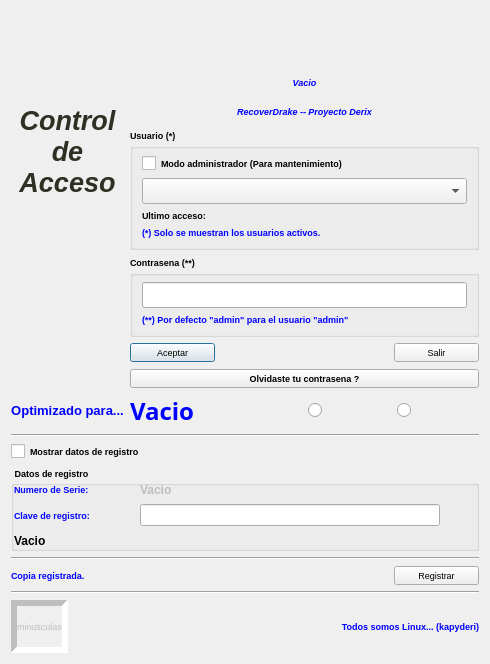
Above: acceso.ui from kapyderi/recoverdrake-v3 before the change. Below: the same form after it.
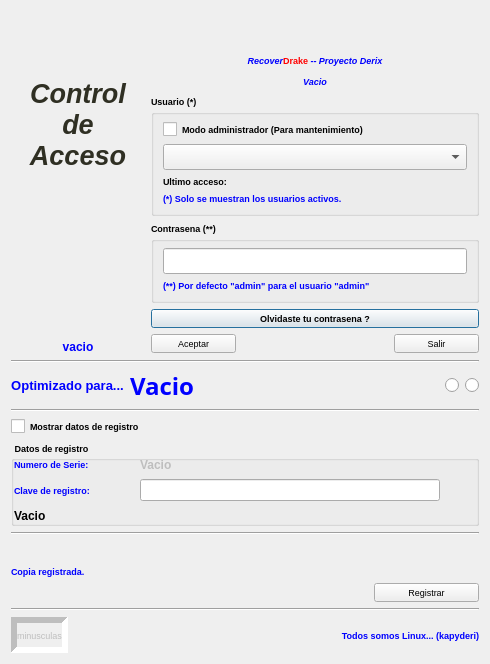
That is the form after the change. Icons and pictures are not drawn.

Diff of the .ui file:
```diff
--- a/acceso.ui
+++ b/acceso.ui
@@ -49,8 +49,143 @@
   <property name="modal">
    <bool>false</bool>
   </property>
-  <layout class="QGridLayout" name="gridLayout_7">
-   <item row="2" column="1" colspan="4">
+  <layout class="QGridLayout" name="gridLayout_12">
+   <item row="0" column="0" rowspan="4">
+    <layout class="QGridLayout" name="gridLayout_11">
+     <item row="0" column="0" rowspan="2" colspan="2">
+      <widget class="QLabel" name="label_7">
+       <property name="text">
+        <string>&lt;!DOCTYPE HTML PUBLIC &quot;-//W3C//DTD HTML 4.0//EN&quot; &quot;http://www.w3.org/TR/REC-html40/strict.dtd&quot;&gt;
+&lt;html&gt;&lt;head&gt;&lt;meta name=&quot;qrichtext&quot; content=&quot;1&quot; /&gt;&lt;style type=&quot;text/css&quot;&gt;
+p, li { white-space: pre-wrap; }
+&lt;/style&gt;&lt;/head&gt;&lt;body style=&quot; font-family:'Sans Serif'; font-size:8pt; font-weight:400; font-style:normal;&quot;&gt;
+&lt;p align=&quot;center&quot; style=&quot; margin-top:0px; margin-bottom:0px; margin-left:0px; margin-right:0px; -qt-block-indent:0; text-indent:0px;&quot;&gt;&lt;img src=&quot;:/Imagenes/stop.png&quot; width=&quot;75&quot; height=&quot;75&quot; /&gt;&lt;/p&gt;
+&lt;p align=&quot;center&quot; style=&quot; margin-top:0px; margin-bottom:0px; margin-left:0px; margin-right:0px; -qt-block-indent:0; text-indent:0px;&quot;&gt;&lt;span style=&quot; font-size:20pt; font-weight:600; font-style:italic; color:#2f2f23;&quot;&gt;Control&lt;/span&gt;&lt;/p&gt;
+&lt;p align=&quot;center&quot; style=&quot; margin-top:0px; margin-bottom:0px; margin-left:0px; margin-right:0px; -qt-block-indent:0; text-indent:0px;&quot;&gt;&lt;span style=&quot; font-size:20pt; font-weight:600; font-style:italic; color:#2f2f23;&quot;&gt;de&lt;/span&gt;&lt;/p&gt;
+&lt;p align=&quot;center&quot; style=&quot; margin-top:0px; margin-bottom:0px; margin-left:0px; margin-right:0px; -qt-block-indent:0; text-indent:0px;&quot;&gt;&lt;span style=&quot; font-size:20pt; font-weight:600; font-style:italic; color:#2f2f23;&quot;&gt;Acceso&lt;/span&gt;&lt;/p&gt;
+&lt;p align=&quot;center&quot; style=&quot;-qt-paragraph-type:empty; margin-top:0px; margin-bottom:0px; margin-left:0px; margin-right:0px; -qt-block-indent:0; text-indent:0px; font-size:9pt;&quot;&gt;&lt;br /&gt;&lt;/p&gt;
+&lt;p align=&quot;center&quot; style=&quot;-qt-paragraph-type:empty; margin-top:0px; margin-bottom:0px; margin-left:0px; margin-right:0px; -qt-block-indent:0; text-indent:0px; font-size:9pt;&quot;&gt;&lt;br /&gt;&lt;/p&gt;
+&lt;p align=&quot;center&quot; style=&quot; margin-top:0px; margin-bottom:0px; margin-left:0px; margin-right:0px; -qt-block-indent:0; text-indent:0px;&quot;&gt;&lt;img src=&quot;:/Imagenes/URI_www_kapyderi_blogspog.png&quot; width=&quot;75&quot; height=&quot;75&quot; /&gt;&lt;/p&gt;
+&lt;p align=&quot;center&quot; style=&quot;-qt-paragraph-type:empty; margin-top:0px; margin-bottom:0px; margin-left:0px; margin-right:0px; -qt-block-indent:0; text-indent:0px; font-size:9pt;&quot;&gt;&lt;br /&gt;&lt;/p&gt;
+&lt;p align=&quot;center&quot; style=&quot;-qt-paragraph-type:empty; margin-top:0px; margin-bottom:0px; margin-left:0px; margin-right:0px; -qt-block-indent:0; text-indent:0px; font-size:9pt;&quot;&gt;&lt;br /&gt;&lt;/p&gt;
+&lt;p align=&quot;center&quot; style=&quot; margin-top:0px; margin-bottom:0px; margin-left:0px; margin-right:0px; -qt-block-indent:0; text-indent:0px;&quot;&gt;&lt;img src=&quot;:/Imagenes/hibrido.png&quot; /&gt;&lt;/p&gt;
+&lt;p align=&quot;center&quot; style=&quot;-qt-paragraph-type:empty; margin-top:0px; margin-bottom:0px; margin-left:0px; margin-right:0px; -qt-block-indent:0; text-indent:0px; font-size:9pt;&quot;&gt;&lt;br /&gt;&lt;/p&gt;&lt;/body&gt;&lt;/html&gt;</string>
+       </property>
+       <property name="alignment">
+        <set>Qt::AlignCenter</set>
+       </property>
+      </widget>
+     </item>
+     <item row="2" column="0" colspan="2">
+      <widget class="QLabel" name="label_20">
+       <property name="sizePolicy">
+        <sizepolicy hsizetype="Preferred" vsizetype="Fixed">
+         <horstretch>0</horstretch>
+         <verstretch>0</verstretch>
+        </sizepolicy>
+       </property>
+       <property name="font">
+        <font>
+         <pointsize>9</pointsize>
+         <weight>75</weight>
+         <bold>true</bold>
+        </font>
+       </property>
+       <property name="styleSheet">
+        <string notr="true">font: 9pt &quot;Sans Serif&quot;;
+color: rgb(0, 0, 255);
+font: bold;
+</string>
+       </property>
+       <property name="text">
+        <string>vacio</string>
+       </property>
+       <property name="alignment">
+        <set>Qt::AlignCenter</set>
+       </property>
+      </widget>
+     </item>
+    </layout>
+   </item>
+   <item row="0" column="1" colspan="3">
+    <widget class="QLabel" name="label_3">
+     <property name="text">
+      <string>&lt;!DOCTYPE HTML PUBLIC &quot;-//W3C//DTD HTML 4.0//EN&quot; &quot;http://www.w3.org/TR/REC-html40/strict.dtd&quot;&gt;
+&lt;html&gt;&lt;head&gt;&lt;meta name=&quot;qrichtext&quot; content=&quot;1&quot; /&gt;&lt;style type=&quot;text/css&quot;&gt;
+p, li { white-space: pre-wrap; }
+&lt;/style&gt;&lt;/head&gt;&lt;body style=&quot; font-family:'Sans Serif'; font-size:8pt; font-weight:400; font-style:normal;&quot;&gt;
+&lt;p align=&quot;center&quot; style=&quot; margin-top:0px; margin-bottom:0px; margin-left:0px; margin-right:0px; -qt-block-indent:0; text-indent:0px;&quot;&gt;&lt;img src=&quot;:/Imagenes/RDrake1.png&quot; width=&quot;310&quot; height=&quot;100&quot; /&gt;&lt;/p&gt;&lt;/body&gt;&lt;/html&gt;</string>
+     </property>
+    </widget>
+   </item>
+   <item row="2" column="1" colspan="3">
+    <layout class="QGridLayout" name="gridLayout_9">
+     <item row="1" column="0">
+      <widget class="QGroupBox" name="groupBox_2">
+       <property name="font">
+        <font>
+         <weight>75</weight>
+         <bold>true</bold>
+        </font>
+       </property>
+       <property name="title">
+        <string>Contrasena (**)</string>
+       </property>
+       <layout class="QGridLayout" name="gridLayout_8">
+        <item row="0" column="0">
+         <layout class="QGridLayout" name="gridLayout_2">
+          <item row="0" column="0">
+           <widget class="QLineEdit" name="lineEdit_2">
+            <property name="sizePolicy">
+             <sizepolicy hsizetype="Preferred" vsizetype="Fixed">
+              <horstretch>0</horstretch>
+              <verstretch>0</verstretch>
+             </sizepolicy>
+            </property>
+            <property name="font">
+             <font>
+              <family>Sans Serif</family>
+              <pointsize>10</pointsize>
+              <weight>75</weight>
+              <italic>false</italic>
+              <bold>true</bold>
+             </font>
+            </property>
+            <property name="toolTip">
+             <string>Clave de acceso del usuario seleccionado</string>
+            </property>
+            <property name="statusTip">
+             <string>Clave de acceso del usuario seleccionado</string>
+            </property>
+            <property name="whatsThis">
+             <string>Clave de acceso del usuario seleccionado</string>
+            </property>
+            <property name="styleSheet">
+             <string notr="true">font: 10pt &quot;Sans Serif&quot;;
+font: Bold;</string>
+            </property>
+            <property name="echoMode">
+             <enum>QLineEdit::Password</enum>
+            </property>
+           </widget>
+          </item>
+          <item row="1" column="0">
+           <widget class="QLabel" name="label_2">
+            <property name="text">
+             <string>&lt;!DOCTYPE HTML PUBLIC &quot;-//W3C//DTD HTML 4.0//EN&quot; &quot;http://www.w3.org/TR/REC-html40/strict.dtd&quot;&gt;
+&lt;html&gt;&lt;head&gt;&lt;meta name=&quot;qrichtext&quot; content=&quot;1&quot; /&gt;&lt;style type=&quot;text/css&quot;&gt;
+p, li { white-space: pre-wrap; }
+&lt;/style&gt;&lt;/head&gt;&lt;body style=&quot; font-family:'Sans Serif'; font-size:9pt; font-weight:400; font-style:normal;&quot;&gt;
+&lt;p style=&quot; margin-top:0px; margin-bottom:0px; margin-left:0px; margin-right:0px; -qt-block-indent:0; text-indent:0px;&quot;&gt;&lt;span style=&quot; font-size:7pt; font-weight:600; color:#0000ff;&quot;&gt;(**) Por defecto &amp;quot;admin&amp;quot; para el usuario &amp;quot;admin&amp;quot;&lt;/span&gt;&lt;/p&gt;&lt;/body&gt;&lt;/html&gt;</string>
+            </property>
+           </widget>
+          </item>
+         </layout>
+        </item>
+       </layout>
+      </widget>
+     </item>
+     <item row="0" column="0">
     <widget class="QGroupBox" name="groupBox">
      <property name="font">
       <font>
@@ -153,37 +288,8 @@
      </layout>
     </widget>
    </item>
-   <item row="3" column="1" colspan="4">
-    <widget class="QGroupBox" name="groupBox_2">
-     <property name="font">
-      <font>
-       <weight>75</weight>
-       <bold>true</bold>
-      </font>
-     </property>
-     <property name="title">
-      <string>Contrasena (**)</string>
-     </property>
-     <layout class="QGridLayout" name="gridLayout_8">
-      <item row="0" column="0">
-       <layout class="QGridLayout" name="gridLayout_2">
-        <item row="0" column="0">
-         <widget class="QLineEdit" name="lineEdit_2">
-          <property name="sizePolicy">
-           <sizepolicy hsizetype="Preferred" vsizetype="Fixed">
-            <horstretch>0</horstretch>
-            <verstretch>0</verstretch>
-           </sizepolicy>
-          </property>
-          <property name="font">
-           <font>
-            <family>Sans Serif</family>
-            <pointsize>10</pointsize>
-            <weight>75</weight>
-            <italic>false</italic>
-            <bold>true</bold>
-           </font>
-          </property>
+     <item row="2" column="0">
+      <widget class="QPushButton" name="pushButton_3">
           <property name="toolTip">
            <string>Clave de acceso del usuario seleccionado</string>
           </property>
@@ -194,107 +300,31 @@
            <string>Clave de acceso del usuario seleccionado</string>
           </property>
           <property name="styleSheet">
-           <string notr="true">font: 10pt &quot;Sans Serif&quot;;
-font: Bold;</string>
-          </property>
-          <property name="echoMode">
-           <enum>QLineEdit::Password</enum>
-          </property>
-         </widget>
-        </item>
-        <item row="1" column="0">
-         <widget class="QLabel" name="label_2">
+        <string notr="true">font: 9pt &quot;Sans Serif&quot;;
+font: bold;</string>
+       </property>
           <property name="text">
-           <string>&lt;!DOCTYPE HTML PUBLIC &quot;-//W3C//DTD HTML 4.0//EN&quot; &quot;http://www.w3.org/TR/REC-html40/strict.dtd&quot;&gt;
-&lt;html&gt;&lt;head&gt;&lt;meta name=&quot;qrichtext&quot; content=&quot;1&quot; /&gt;&lt;style type=&quot;text/css&quot;&gt;
-p, li { white-space: pre-wrap; }
-&lt;/style&gt;&lt;/head&gt;&lt;body style=&quot; font-family:'Sans Serif'; font-size:9pt; font-weight:400; font-style:normal;&quot;&gt;
-&lt;p style=&quot; margin-top:0px; margin-bottom:0px; margin-left:0px; margin-right:0px; -qt-block-indent:0; text-indent:0px;&quot;&gt;&lt;span style=&quot; font-size:7pt; font-weight:600; color:#0000ff;&quot;&gt;(**) Por defecto &amp;quot;admin&amp;quot; para el usuario &amp;quot;admin&amp;quot;&lt;/span&gt;&lt;/p&gt;&lt;/body&gt;&lt;/html&gt;</string>
+        <string>Olvidaste tu contrasena ?</string>
           </property>
          </widget>
         </item>
        </layout>
       </item>
-     </layout>
-    </widget>
-   </item>
-   <item row="4" column="2" colspan="2">
-    <spacer name="horizontalSpacer">
+   <item row="4" column="0" colspan="4">
+    <widget class="Line" name="line_5">
      <property name="orientation">
       <enum>Qt::Horizontal</enum>
      </property>
-     <property name="sizeHint" stdset="0">
-      <size>
-       <width>40</width>
-       <height>20</height>
-      </size>
-     </property>
-    </spacer>
+    </widget>
    </item>
-   <item row="7" column="0" colspan="5">
+   <item row="6" column="0" colspan="4">
     <widget class="Line" name="line">
      <property name="orientation">
       <enum>Qt::Horizontal</enum>
      </property>
     </widget>
    </item>
-   <item row="4" column="1">
-    <widget class="QPushButton" name="pushButton">
-     <property name="minimumSize">
-      <size>
-       <width>85</width>
-       <height>0</height>
-      </size>
-     </property>
-     <property name="maximumSize">
-      <size>
-       <width>85</width>
-       <height>16777215</height>
-      </size>
-     </property>
-     <property name="toolTip">
-      <string>Continuar con RecoverDrake</string>
-     </property>
-     <property name="statusTip">
-      <string>Continuar con RecoverDrake</string>
-     </property>
-     <property name="whatsThis">
-      <string>Continuar con RecoverDrake</string>
-     </property>
-     <property name="text">
-      <string>Aceptar</string>
-     </property>
-     <property name="icon">
-      <iconset resource="recoverdrake.qrc">
-       <normaloff>:/Imagenes/good.png</normaloff>:/Imagenes/good.png</iconset>
-     </property>
-     <property name="iconSize">
-      <size>
-       <width>25</width>
-       <height>25</height>
-      </size>
-     </property>
-    </widget>
-   </item>
-   <item row="13" column="0" colspan="5">
-    <widget class="Line" name="line_3">
-     <property name="orientation">
-      <enum>Qt::Horizontal</enum>
-     </property>
-    </widget>
-   </item>
-   <item row="0" column="1" colspan="4">
-    <widget class="QLabel" name="label_3">
-     <property name="text">
-      <string>&lt;!DOCTYPE HTML PUBLIC &quot;-//W3C//DTD HTML 4.0//EN&quot; &quot;http://www.w3.org/TR/REC-html40/strict.dtd&quot;&gt;
-&lt;html&gt;&lt;head&gt;&lt;meta name=&quot;qrichtext&quot; content=&quot;1&quot; /&gt;&lt;style type=&quot;text/css&quot;&gt;
-p, li { white-space: pre-wrap; }
-&lt;/style&gt;&lt;/head&gt;&lt;body style=&quot; font-family:'Sans Serif'; font-size:8pt; font-weight:400; font-style:normal;&quot;&gt;
-&lt;p align=&quot;center&quot; style=&quot; margin-top:0px; margin-bottom:0px; margin-left:0px; margin-right:0px; -qt-block-indent:0; text-indent:0px;&quot;&gt;&lt;img src=&quot;:/Imagenes/RDrake1.png&quot; width=&quot;310&quot; height=&quot;100&quot; /&gt;&lt;/p&gt;&lt;/body&gt;&lt;/html&gt;</string>
-     </property>
-    </widget>
-   </item>
-   <item row="8" column="0" colspan="2">
+   <item row="7" column="0">
     <widget class="QCheckBox" name="checkBox_2">
      <property name="toolTip">
       <string>Muestra el el numero de serie y el registro</string>
@@ -314,14 +344,56 @@
      </property>
     </widget>
    </item>
-   <item row="11" column="0" colspan="5">
+   <item row="9" column="0" colspan="4">
     <widget class="Line" name="line_2">
      <property name="orientation">
       <enum>Qt::Horizontal</enum>
      </property>
     </widget>
    </item>
-   <item row="14" column="0">
+   <item row="10" column="0" rowspan="2">
+    <layout class="QGridLayout" name="gridLayout_5">
+     <item row="0" column="1">
+      <widget class="QLabel" name="label_12">
+       <property name="styleSheet">
+        <string notr="true">font: 12pt &quot;Sans Serif&quot;;
+color: rgb(0, 0, 255);
+font: bold;</string>
+       </property>
+       <property name="text">
+        <string>Copia registrada.</string>
+       </property>
+       <property name="alignment">
+        <set>Qt::AlignLeading|Qt::AlignLeft|Qt::AlignVCenter</set>
+       </property>
+      </widget>
+     </item>
+    </layout>
+   </item>
+   <item row="11" column="3">
+    <widget class="QPushButton" name="pushButton_4">
+     <property name="toolTip">
+      <string>Genera clave y registra al ser un programa totalmente gratuito</string>
+     </property>
+     <property name="statusTip">
+      <string>Genera clave y registra al ser un programa totalmente gratuito</string>
+     </property>
+     <property name="whatsThis">
+      <string>Genera clave y registra al ser un programa totalmente gratuito</string>
+     </property>
+     <property name="text">
+      <string>Registrar</string>
+     </property>
+    </widget>
+   </item>
+   <item row="12" column="0" colspan="4">
+    <widget class="Line" name="line_3">
+     <property name="orientation">
+      <enum>Qt::Horizontal</enum>
+     </property>
+    </widget>
+   </item>
+   <item row="13" column="0">
     <widget class="QLabel" name="label_16">
      <property name="enabled">
       <bool>false</bool>
@@ -364,80 +436,7 @@
      </property>
     </widget>
    </item>
-   <item row="1" column="1" colspan="4">
-    <layout class="QGridLayout" name="gridLayout_3">
-     <item row="0" column="0">
-      <widget class="QLabel" name="label_6">
-       <property name="styleSheet">
-        <string notr="true">font: 9pt &quot;Sans Serif&quot;;
-color: rgb(0, 0, 255);
-font: bold italic;</string>
-       </property>
-       <property name="text">
-        <string>Vacio</string>
-       </property>
-       <property name="alignment">
-        <set>Qt::AlignCenter</set>
-       </property>
-      </widget>
-     </item>
-     <item row="1" column="0">
-      <widget class="QLabel" name="label_15">
-       <property name="styleSheet">
-        <string notr="true">font: 9pt &quot;Sans Serif&quot;;
-color: rgb(0, 0, 255);
-font: bold italic;</string>
-       </property>
-       <property name="text">
-        <string>RecoverDrake -- Proyecto Derix</string>
-       </property>
-       <property name="alignment">
-        <set>Qt::AlignCenter</set>
-       </property>
-      </widget>
-     </item>
-    </layout>
-   </item>
-   <item row="5" column="1" colspan="4">
-    <widget class="QPushButton" name="pushButton_3">
-     <property name="toolTip">
-      <string>Recuperar usuario</string>
-     </property>
-     <property name="statusTip">
-      <string>Recuperar usuario</string>
-     </property>
-     <property name="whatsThis">
-      <string>Recuperar usuario</string>
-     </property>
-     <property name="styleSheet">
-      <string notr="true">font: 9pt &quot;Sans Serif&quot;;
-font: bold;</string>
-     </property>
-     <property name="text">
-      <string>Olvidaste tu contrasena ?</string>
-     </property>
-    </widget>
-   </item>
-   <item row="12" column="0">
-    <layout class="QGridLayout" name="gridLayout_5">
-     <item row="0" column="1">
-      <widget class="QLabel" name="label_12">
-       <property name="styleSheet">
-        <string notr="true">font: 12pt &quot;Sans Serif&quot;;
-color: rgb(0, 0, 255);
-font: bold;</string>
-       </property>
-       <property name="text">
-        <string>Copia registrada.</string>
-       </property>
-       <property name="alignment">
-        <set>Qt::AlignLeading|Qt::AlignLeft|Qt::AlignVCenter</set>
-       </property>
-      </widget>
-     </item>
-    </layout>
-   </item>
-   <item row="14" column="1" colspan="4">
+   <item row="13" column="1" colspan="3">
     <widget class="QLabel" name="label_17">
      <property name="styleSheet">
       <string notr="true">font: 12pt &quot;Sans Serif&quot;;
@@ -452,8 +451,22 @@
      </property>
     </widget>
    </item>
-   <item row="12" column="4">
-    <widget class="QPushButton" name="pushButton_4">
+   <item row="3" column="1" colspan="3">
+    <layout class="QGridLayout" name="gridLayout_7">
+     <item row="0" column="0">
+      <widget class="QPushButton" name="pushButton">
+       <property name="minimumSize">
+        <size>
+         <width>85</width>
+         <height>0</height>
+        </size>
+       </property>
+       <property name="maximumSize">
+        <size>
+         <width>85</width>
+         <height>16777215</height>
+        </size>
+       </property>
      <property name="toolTip">
       <string>Genera clave y registra al ser un programa totalmente gratuito</string>
      </property>
@@ -464,11 +477,34 @@
       <string>Genera clave y registra al ser un programa totalmente gratuito</string>
      </property>
      <property name="text">
-      <string>Registrar</string>
+        <string>Aceptar</string>
+       </property>
+       <property name="icon">
+        <iconset resource="recoverdrake.qrc">
+         <normaloff>:/Imagenes/good.png</normaloff>:/Imagenes/good.png</iconset>
+       </property>
+       <property name="iconSize">
+        <size>
+         <width>25</width>
+         <height>25</height>
+        </size>
      </property>
     </widget>
    </item>
-   <item row="4" column="4">
+     <item row="0" column="1">
+      <spacer name="horizontalSpacer">
+       <property name="orientation">
+        <enum>Qt::Horizontal</enum>
+       </property>
+       <property name="sizeHint" stdset="0">
+        <size>
+         <width>40</width>
+         <height>20</height>
+        </size>
+       </property>
+      </spacer>
+     </item>
+     <item row="0" column="2">
     <widget class="QPushButton" name="pushButton_2">
      <property name="minimumSize">
       <size>
@@ -500,203 +536,45 @@
      </property>
     </widget>
    </item>
-   <item row="6" column="1" colspan="2">
-    <widget class="QLabel" name="label_4">
-     <property name="palette">
-      <palette>
-       <active>
-        <colorrole role="WindowText">
-         <brush brushstyle="SolidPattern">
-          <color alpha="255">
-           <red>0</red>
-           <green>0</green>
-           <blue>255</blue>
-          </color>
-         </brush>
-        </colorrole>
-        <colorrole role="Button">
-         <brush brushstyle="SolidPattern">
-          <color alpha="255">
-           <red>170</red>
-           <green>170</green>
-           <blue>127</blue>
-          </color>
-         </brush>
-        </colorrole>
-        <colorrole role="Text">
-         <brush brushstyle="SolidPattern">
-          <color alpha="255">
-           <red>0</red>
-           <green>0</green>
-           <blue>255</blue>
-          </color>
-         </brush>
-        </colorrole>
-        <colorrole role="ButtonText">
-         <brush brushstyle="SolidPattern">
-          <color alpha="255">
-           <red>0</red>
-           <green>0</green>
-           <blue>255</blue>
-          </color>
-         </brush>
-        </colorrole>
-        <colorrole role="Base">
-         <brush brushstyle="SolidPattern">
-          <color alpha="255">
-           <red>170</red>
-           <green>170</green>
-           <blue>127</blue>
-          </color>
-         </brush>
-        </colorrole>
-        <colorrole role="Window">
-         <brush brushstyle="SolidPattern">
-          <color alpha="255">
-           <red>170</red>
-           <green>170</green>
-           <blue>127</blue>
-          </color>
-         </brush>
-        </colorrole>
-       </active>
-       <inactive>
-        <colorrole role="WindowText">
-         <brush brushstyle="SolidPattern">
-          <color alpha="255">
-           <red>0</red>
-           <green>0</green>
-           <blue>255</blue>
-          </color>
-         </brush>
-        </colorrole>
-        <colorrole role="Button">
-         <brush brushstyle="SolidPattern">
-          <color alpha="255">
-           <red>170</red>
-           <green>170</green>
-           <blue>127</blue>
-          </color>
-         </brush>
-        </colorrole>
-        <colorrole role="Text">
-         <brush brushstyle="SolidPattern">
-          <color alpha="255">
-           <red>0</red>
-           <green>0</green>
-           <blue>255</blue>
-          </color>
-         </brush>
-        </colorrole>
-        <colorrole role="ButtonText">
-         <brush brushstyle="SolidPattern">
-          <color alpha="255">
-           <red>0</red>
-           <green>0</green>
-           <blue>255</blue>
-          </color>
-         </brush>
-        </colorrole>
-        <colorrole role="Base">
-         <brush brushstyle="SolidPattern">
-          <color alpha="255">
-           <red>170</red>
-           <green>170</green>
-           <blue>127</blue>
-          </color>
-         </brush>
-        </colorrole>
-        <colorrole role="Window">
-         <brush brushstyle="SolidPattern">
-          <color alpha="255">
-           <red>170</red>
-           <green>170</green>
-           <blue>127</blue>
-          </color>
-         </brush>
-        </colorrole>
-       </inactive>
-       <disabled>
-        <colorrole role="WindowText">
-         <brush brushstyle="SolidPattern">
-          <color alpha="255">
-           <red>0</red>
-           <green>0</green>
-           <blue>255</blue>
-          </color>
-         </brush>
-        </colorrole>
-        <colorrole role="Button">
-         <brush brushstyle="SolidPattern">
-          <color alpha="255">
-           <red>170</red>
-           <green>170</green>
-           <blue>127</blue>
-          </color>
-         </brush>
-        </colorrole>
-        <colorrole role="Text">
-         <brush brushstyle="SolidPattern">
-          <color alpha="255">
-           <red>0</red>
-           <green>0</green>
-           <blue>255</blue>
-          </color>
-         </brush>
-        </colorrole>
-        <colorrole role="ButtonText">
-         <brush brushstyle="SolidPattern">
-          <color alpha="255">
-           <red>0</red>
-           <green>0</green>
-           <blue>255</blue>
-          </color>
-         </brush>
-        </colorrole>
-        <colorrole role="Base">
-         <brush brushstyle="SolidPattern">
-          <color alpha="255">
-           <red>170</red>
-           <green>170</green>
-           <blue>127</blue>
-          </color>
-         </brush>
-        </colorrole>
-        <colorrole role="Window">
-         <brush brushstyle="SolidPattern">
-          <color alpha="255">
-           <red>170</red>
-           <green>170</green>
-           <blue>127</blue>
-          </color>
-         </brush>
-        </colorrole>
-       </disabled>
-      </palette>
-     </property>
-     <property name="font">
-      <font>
-       <family>Sans Serif</family>
-       <pointsize>18</pointsize>
-       <weight>75</weight>
-       <italic>false</italic>
-       <bold>true</bold>
-      </font>
-     </property>
+    </layout>
+   </item>
+   <item row="1" column="1" colspan="3">
+    <layout class="QGridLayout" name="gridLayout_3">
+     <item row="1" column="0">
+      <widget class="QLabel" name="label_6">
      <property name="styleSheet">
-      <string notr="true">font: 18pt &quot;Sans Serif&quot;;
+        <string notr="true">font: 9pt &quot;Sans Serif&quot;;
 color: rgb(0, 0, 255);
-font: Bold;</string>
+font: bold italic;</string>
      </property>
      <property name="text">
       <string>Vacio</string>
      </property>
      <property name="alignment">
-      <set>Qt::AlignLeading|Qt::AlignLeft|Qt::AlignVCenter</set>
+        <set>Qt::AlignCenter</set>
      </property>
     </widget>
    </item>
-   <item row="6" column="0">
+     <item row="0" column="0">
+      <widget class="QLabel" name="label_15">
+       <property name="styleSheet">
+        <string notr="true">font: 9pt &quot;Sans Serif&quot;;
+color: rgb(0, 0, 255);
+font: bold italic;</string>
+       </property>
+       <property name="text">
+        <string>&lt;html&gt;&lt;head/&gt;&lt;body&gt;&lt;p align=&quot;center&quot;&gt;&lt;span style=&quot; color:#0000ff;&quot;&gt;Recover&lt;/span&gt;&lt;span style=&quot; font-style:normal; color:#ff0000;&quot;&gt;Drake &lt;/span&gt;&lt;span style=&quot; color:#0000ff;&quot;&gt;-- Proyecto Derix&lt;/span&gt;&lt;/p&gt;&lt;/body&gt;&lt;/html&gt;</string>
+       </property>
+       <property name="alignment">
+        <set>Qt::AlignCenter</set>
+       </property>
+      </widget>
+     </item>
+    </layout>
+   </item>
+   <item row="5" column="0" colspan="4">
+    <layout class="QGridLayout" name="gridLayout_10">
+     <item row="1" column="0">
     <widget class="QLabel" name="label_5">
      <property name="palette">
       <palette>
@@ -831,9 +709,205 @@
      </property>
     </widget>
    </item>
-   <item row="6" column="3" colspan="2">
+     <item row="1" column="1">
+      <widget class="QLabel" name="label_4">
+       <property name="palette">
+        <palette>
+         <active>
+          <colorrole role="WindowText">
+           <brush brushstyle="SolidPattern">
+            <color alpha="255">
+             <red>0</red>
+             <green>0</green>
+             <blue>255</blue>
+            </color>
+           </brush>
+          </colorrole>
+          <colorrole role="Button">
+           <brush brushstyle="SolidPattern">
+            <color alpha="255">
+             <red>170</red>
+             <green>170</green>
+             <blue>127</blue>
+            </color>
+           </brush>
+          </colorrole>
+          <colorrole role="Text">
+           <brush brushstyle="SolidPattern">
+            <color alpha="255">
+             <red>0</red>
+             <green>0</green>
+             <blue>255</blue>
+            </color>
+           </brush>
+          </colorrole>
+          <colorrole role="ButtonText">
+           <brush brushstyle="SolidPattern">
+            <color alpha="255">
+             <red>0</red>
+             <green>0</green>
+             <blue>255</blue>
+            </color>
+           </brush>
+          </colorrole>
+          <colorrole role="Base">
+           <brush brushstyle="SolidPattern">
+            <color alpha="255">
+             <red>170</red>
+             <green>170</green>
+             <blue>127</blue>
+            </color>
+           </brush>
+          </colorrole>
+          <colorrole role="Window">
+           <brush brushstyle="SolidPattern">
+            <color alpha="255">
+             <red>170</red>
+             <green>170</green>
+             <blue>127</blue>
+            </color>
+           </brush>
+          </colorrole>
+         </active>
+         <inactive>
+          <colorrole role="WindowText">
+           <brush brushstyle="SolidPattern">
+            <color alpha="255">
+             <red>0</red>
+             <green>0</green>
+             <blue>255</blue>
+            </color>
+           </brush>
+          </colorrole>
+          <colorrole role="Button">
+           <brush brushstyle="SolidPattern">
+            <color alpha="255">
+             <red>170</red>
+             <green>170</green>
+             <blue>127</blue>
+            </color>
+           </brush>
+          </colorrole>
+          <colorrole role="Text">
+           <brush brushstyle="SolidPattern">
+            <color alpha="255">
+             <red>0</red>
+             <green>0</green>
+             <blue>255</blue>
+            </color>
+           </brush>
+          </colorrole>
+          <colorrole role="ButtonText">
+           <brush brushstyle="SolidPattern">
+            <color alpha="255">
+             <red>0</red>
+             <green>0</green>
+             <blue>255</blue>
+            </color>
+           </brush>
+          </colorrole>
+          <colorrole role="Base">
+           <brush brushstyle="SolidPattern">
+            <color alpha="255">
+             <red>170</red>
+             <green>170</green>
+             <blue>127</blue>
+            </color>
+           </brush>
+          </colorrole>
+          <colorrole role="Window">
+           <brush brushstyle="SolidPattern">
+            <color alpha="255">
+             <red>170</red>
+             <green>170</green>
+             <blue>127</blue>
+            </color>
+           </brush>
+          </colorrole>
+         </inactive>
+         <disabled>
+          <colorrole role="WindowText">
+           <brush brushstyle="SolidPattern">
+            <color alpha="255">
+             <red>0</red>
+             <green>0</green>
+             <blue>255</blue>
+            </color>
+           </brush>
+          </colorrole>
+          <colorrole role="Button">
+           <brush brushstyle="SolidPattern">
+            <color alpha="255">
+             <red>170</red>
+             <green>170</green>
+             <blue>127</blue>
+            </color>
+           </brush>
+          </colorrole>
+          <colorrole role="Text">
+           <brush brushstyle="SolidPattern">
+            <color alpha="255">
+             <red>0</red>
+             <green>0</green>
+             <blue>255</blue>
+            </color>
+           </brush>
+          </colorrole>
+          <colorrole role="ButtonText">
+           <brush brushstyle="SolidPattern">
+            <color alpha="255">
+             <red>0</red>
+             <green>0</green>
+             <blue>255</blue>
+            </color>
+           </brush>
+          </colorrole>
+          <colorrole role="Base">
+           <brush brushstyle="SolidPattern">
+            <color alpha="255">
+             <red>170</red>
+             <green>170</green>
+             <blue>127</blue>
+            </color>
+           </brush>
+          </colorrole>
+          <colorrole role="Window">
+           <brush brushstyle="SolidPattern">
+            <color alpha="255">
+             <red>170</red>
+             <green>170</green>
+             <blue>127</blue>
+            </color>
+           </brush>
+          </colorrole>
+         </disabled>
+        </palette>
+       </property>
+       <property name="font">
+        <font>
+         <family>Sans Serif</family>
+         <pointsize>18</pointsize>
+         <weight>75</weight>
+         <italic>false</italic>
+         <bold>true</bold>
+        </font>
+       </property>
+       <property name="styleSheet">
+        <string notr="true">font: 18pt &quot;Sans Serif&quot;;
+color: rgb(0, 0, 255);
+font: Bold;</string>
+       </property>
+       <property name="text">
+        <string>Vacio</string>
+       </property>
+       <property name="alignment">
+        <set>Qt::AlignLeading|Qt::AlignLeft|Qt::AlignVCenter</set>
+       </property>
+      </widget>
+     </item>
+     <item row="1" column="2">
     <layout class="QGridLayout" name="gridLayout_6">
-     <item row="0" column="0">
+       <item row="0" column="1">
       <widget class="QRadioButton" name="radioButton">
        <property name="text">
         <string/>
@@ -850,7 +924,7 @@
        </property>
       </widget>
      </item>
-     <item row="0" column="1">
+       <item row="0" column="2">
       <widget class="QRadioButton" name="radioButton_2">
        <property name="text">
         <string/>
@@ -867,33 +941,24 @@
        </property>
       </widget>
      </item>
-    </layout>
-   </item>
-   <item row="0" column="0" rowspan="6">
-    <widget class="QLabel" name="label_7">
-     <property name="text">
-      <string>&lt;!DOCTYPE HTML PUBLIC &quot;-//W3C//DTD HTML 4.0//EN&quot; &quot;http://www.w3.org/TR/REC-html40/strict.dtd&quot;&gt;
-&lt;html&gt;&lt;head&gt;&lt;meta name=&quot;qrichtext&quot; content=&quot;1&quot; /&gt;&lt;style type=&quot;text/css&quot;&gt;
-p, li { white-space: pre-wrap; }
-&lt;/style&gt;&lt;/head&gt;&lt;body style=&quot; font-family:'Sans Serif'; font-size:8pt; font-weight:400; font-style:normal;&quot;&gt;
-&lt;p align=&quot;center&quot; style=&quot; margin-top:0px; margin-bottom:0px; margin-left:0px; margin-right:0px; -qt-block-indent:0; text-indent:0px;&quot;&gt;&lt;img src=&quot;:/Imagenes/stop.png&quot; width=&quot;75&quot; height=&quot;75&quot; /&gt;&lt;/p&gt;
-&lt;p align=&quot;center&quot; style=&quot; margin-top:0px; margin-bottom:0px; margin-left:0px; margin-right:0px; -qt-block-indent:0; text-indent:0px;&quot;&gt;&lt;span style=&quot; font-size:20pt; font-weight:600; font-style:italic; color:#2f2f23;&quot;&gt;Control&lt;/span&gt;&lt;/p&gt;
-&lt;p align=&quot;center&quot; style=&quot; margin-top:0px; margin-bottom:0px; margin-left:0px; margin-right:0px; -qt-block-indent:0; text-indent:0px;&quot;&gt;&lt;span style=&quot; font-size:20pt; font-weight:600; font-style:italic; color:#2f2f23;&quot;&gt;de&lt;/span&gt;&lt;/p&gt;
-&lt;p align=&quot;center&quot; style=&quot; margin-top:0px; margin-bottom:0px; margin-left:0px; margin-right:0px; -qt-block-indent:0; text-indent:0px;&quot;&gt;&lt;span style=&quot; font-size:20pt; font-weight:600; font-style:italic; color:#2f2f23;&quot;&gt;Acceso&lt;/span&gt;&lt;/p&gt;
-&lt;p align=&quot;center&quot; style=&quot;-qt-paragraph-type:empty; margin-top:0px; margin-bottom:0px; margin-left:0px; margin-right:0px; -qt-block-indent:0; text-indent:0px; font-size:9pt;&quot;&gt;&lt;br /&gt;&lt;/p&gt;
-&lt;p align=&quot;center&quot; style=&quot;-qt-paragraph-type:empty; margin-top:0px; margin-bottom:0px; margin-left:0px; margin-right:0px; -qt-block-indent:0; text-indent:0px; font-size:9pt;&quot;&gt;&lt;br /&gt;&lt;/p&gt;
-&lt;p align=&quot;center&quot; style=&quot; margin-top:0px; margin-bottom:0px; margin-left:0px; margin-right:0px; -qt-block-indent:0; text-indent:0px;&quot;&gt;&lt;img src=&quot;:/Imagenes/URI_www_kapyderi_blogspog.png&quot; width=&quot;75&quot; height=&quot;75&quot; /&gt;&lt;/p&gt;
-&lt;p align=&quot;center&quot; style=&quot;-qt-paragraph-type:empty; margin-top:0px; margin-bottom:0px; margin-left:0px; margin-right:0px; -qt-block-indent:0; text-indent:0px; font-size:9pt;&quot;&gt;&lt;br /&gt;&lt;/p&gt;
-&lt;p align=&quot;center&quot; style=&quot;-qt-paragraph-type:empty; margin-top:0px; margin-bottom:0px; margin-left:0px; margin-right:0px; -qt-block-indent:0; text-indent:0px; font-size:9pt;&quot;&gt;&lt;br /&gt;&lt;/p&gt;
-&lt;p align=&quot;center&quot; style=&quot; margin-top:0px; margin-bottom:0px; margin-left:0px; margin-right:0px; -qt-block-indent:0; text-indent:0px;&quot;&gt;&lt;img src=&quot;:/Imagenes/hibrido.png&quot; /&gt;&lt;/p&gt;
-&lt;p align=&quot;center&quot; style=&quot;-qt-paragraph-type:empty; margin-top:0px; margin-bottom:0px; margin-left:0px; margin-right:0px; -qt-block-indent:0; text-indent:0px; font-size:9pt;&quot;&gt;&lt;br /&gt;&lt;/p&gt;&lt;/body&gt;&lt;/html&gt;</string>
-     </property>
-     <property name="alignment">
-      <set>Qt::AlignCenter</set>
-     </property>
-    </widget>
-   </item>
-   <item row="9" column="0" colspan="5">
+       <item row="0" column="0">
+        <spacer name="horizontalSpacer_2">
+         <property name="orientation">
+          <enum>Qt::Horizontal</enum>
+         </property>
+         <property name="sizeHint" stdset="0">
+          <size>
+           <width>40</width>
+           <height>20</height>
+          </size>
+         </property>
+        </spacer>
+       </item>
+      </layout>
+     </item>
+    </layout>
+   </item>
+   <item row="8" column="0" colspan="4">
     <widget class="QGroupBox" name="groupBox_3">
      <property name="styleSheet">
       <string notr="true">font: 7pt &quot;Sans Serif&quot;;
@@ -1006,7 +1071,7 @@
      </layout>
     </widget>
    </item>
-   <item row="8" column="2" colspan="3">
+   <item row="7" column="2" colspan="2">
     <widget class="QLabel" name="label_19">
      <property name="font">
       <font>
```
Left out of the diff: 13 changed lines with no effect on the pictures. Lines whose indentation alone changed are shown as unchanged.
